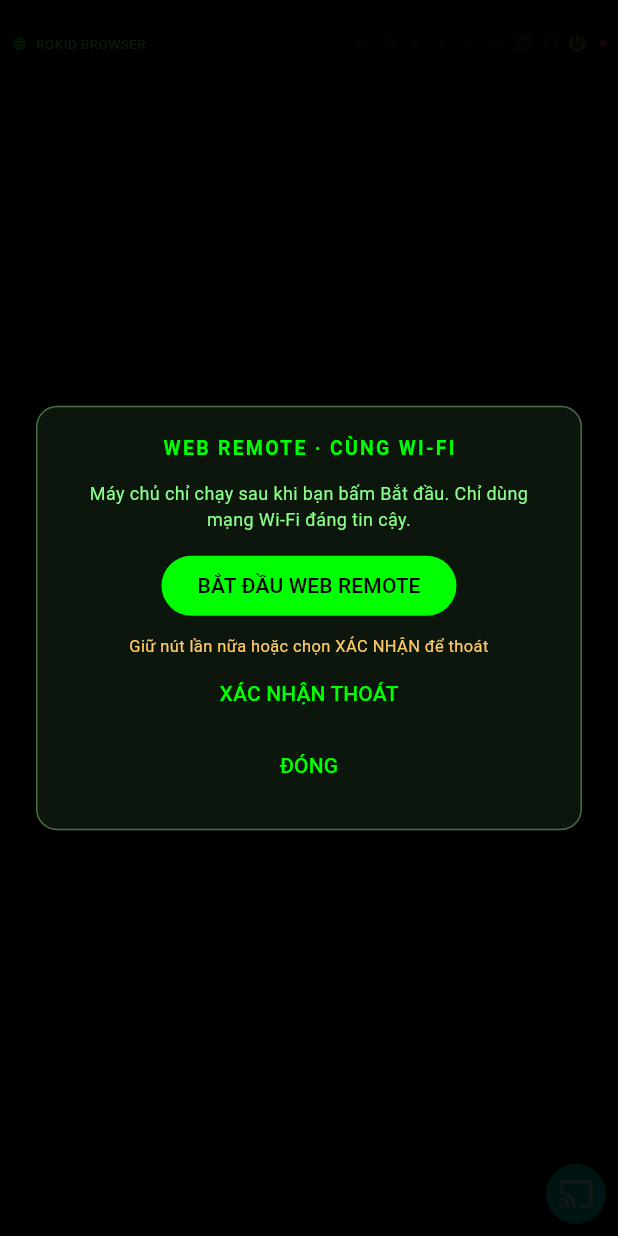
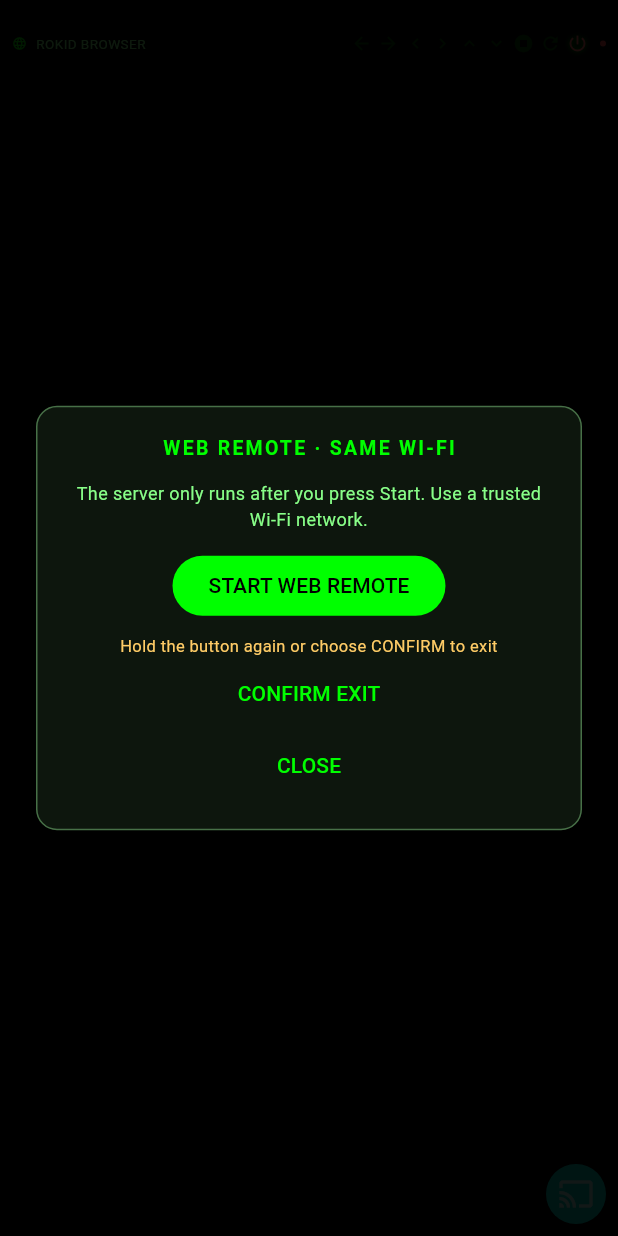
Before and after one commit to xnohat/rokid-glass-browser, a Flutter app: the screen it shows after launch, after a tap on the "power settings new" icon, on a phone screen of 412 x 824 dp. Run offline on Flutter 3.47's test engine with Material 3 defaults, Android fonts, the phone set to English and light mode, and no system bars; our stand-ins replace shared_preferences, webview_flutter; missing offline and left inert: webview_flutter_android; statements that could not run were skipped.

Commit message:
1.10.1: voice input via Gemini (mic key on both keyboards, beeps, status), model picker fetched from Google (default gemini-3.5-transcribe), key/model managed from web remote and stored on glasses; English UI on glasses

```diff
--- a/glasses_app/lib/browser_screen.dart
+++ b/glasses_app/lib/browser_screen.dart
@@ -1373,6 +1373,15 @@ class _BrowserScreenState extends State<BrowserScreen>
         _webRemote.publishAsrKeyState('');
       case 'get_asr_key':
         _webRemote.publishAsrKeyState(await VoiceAsr.loadKey());
+        _webRemote.publishAsrModel(await VoiceAsr.loadModel(), null);
+      case 'set_asr_model':
+        await VoiceAsr.saveModel((cmd['model'] as String?) ?? '');
+        _webRemote.publishAsrModel(await VoiceAsr.loadModel(), null);
+      case 'list_asr_models':
+        final key = await VoiceAsr.loadKey();
+        if (key.isEmpty) throw StateError('No Gemini API key saved');
+        final models = await VoiceAsr.listModels(key);
+        _webRemote.publishAsrModel(await VoiceAsr.loadModel(), models);
       case 'history_list':
         _webRemote.publishHistory(_urlHistory.history);
       case 'history_remove':
@@ -1851,8 +1860,8 @@ class _BrowserScreenState extends State<BrowserScreen>
   }
 
   String _modeLabel() => _swipeScrollsPage
-      ? 'CUỘN TRANG'
-      : (_mouseAxisVertical ? 'CHUỘT ↕ DỌC' : 'CHUỘT ↔ NGANG');
+      ? 'SCROLL PAGE'
+      : (_mouseAxisVertical ? 'MOUSE ↕ VERTICAL' : 'MOUSE ↔ HORIZONTAL');
 
   /// Push-to-talk shared by both keyboards: first press starts recording,
   /// second press stops and transcribes. Returns text on the second press.
@@ -1877,21 +1886,21 @@ class _BrowserScreenState extends State<BrowserScreen>
         await _asr.start();
         _methodChannel.invokeMethod('beep', {'kind': 'start'}).catchError((_) {});
         setState(() => _micActive = true);
-        status('🎤 ĐANG NGHE… nói rồi bấm ⏹ để dừng');
+        status('🎤 LISTENING… speak, then tap ⏹ to stop');
       } catch (e) {
-        status('Không mở được micro', clearAfterMs: 2500);
+        status('Could not open microphone', clearAfterMs: 2500);
       }
       return null;
     }
     setState(() => _micActive = false);
     _methodChannel.invokeMethod('beep', {'kind': 'stop'}).catchError((_) {});
-    status('⏳ Đang nhận dạng (Gemini)…');
+    status('⏳ Recognising (Gemini)…');
     try {
       final t = await _asr.stopAndTranscribe();
-      status(t.isEmpty ? 'Không nghe rõ, thử lại' : null, clearAfterMs: 2500);
+      status(t.isEmpty ? 'Did not catch that, try again' : null, clearAfterMs: 2500);
       return t;
     } catch (e) {
-      status(e is StateError ? e.message : 'Lỗi nhận dạng', clearAfterMs: 4000);
+      status(e is StateError ? e.message : 'Recognition error', clearAfterMs: 4000);
       return null;
     }
   }
@@ -1941,7 +1950,7 @@ class _BrowserScreenState extends State<BrowserScreen>
                 mainAxisSize: MainAxisSize.min,
                 children: [
                   const Text(
-                    'WEB REMOTE · CÙNG WI-FI',
+                    'WEB REMOTE · SAME WI-FI',
                     style: TextStyle(
                       color: _kGreen,
                       fontSize: 13,
@@ -1952,7 +1961,7 @@ class _BrowserScreenState extends State<BrowserScreen>
                   const SizedBox(height: 12),
                   if (!running) ...[
                     const Text(
-                      'Máy chủ chỉ chạy sau khi bạn bấm Bắt đầu. Chỉ dùng mạng Wi-Fi đáng tin cậy.',
+                      'The server only runs after you press Start. Use a trusted Wi-Fi network.',
                       textAlign: TextAlign.center,
                       style: TextStyle(color: _kSoftGreen, fontSize: 12),
                     ),
@@ -1961,11 +1970,11 @@ class _BrowserScreenState extends State<BrowserScreen>
                       key: _panelKeys['start'],
                       autofocus: true,
                       onPressed: _startWebRemote,
-                      child: const Text('BẮT ĐẦU WEB REMOTE'),
+                      child: const Text('START WEB REMOTE'),
                     ),
                   ] else ...[
                     Text(
-                      paired ? 'ĐÃ GHÉP ĐÔI' : 'CHỜ GHÉP ĐÔI',
+                      paired ? 'CONNECTED' : 'WAITING FOR PHONE',
                       style: TextStyle(
                         color: paired ? _kGreen : const Color(0xFFFFCC66),
                         fontWeight: FontWeight.bold,
@@ -1973,7 +1982,7 @@ class _BrowserScreenState extends State<BrowserScreen>
                     ),
                     const SizedBox(height: 10),
                     const Text(
-                      'Mở địa chỉ này trên điện thoại:',
+                      'Open this address on your phone:',
                       style: TextStyle(color: Colors.white70, fontSize: 12),
                     ),
                     SelectableText(
@@ -1985,7 +1994,7 @@ class _BrowserScreenState extends State<BrowserScreen>
                       const Padding(
                         padding: EdgeInsets.only(top: 10),
                         child: Text(
-                          'Mở địa chỉ trên điện thoại cùng Wi-Fi là kết nối ngay. Cổng cố định 8765 — lưu bookmark được.',
+                          'Open the address on a phone on the same Wi-Fi to connect. Fixed port 8765 — bookmark it.',
                           textAlign: TextAlign.center,
                           style: TextStyle(color: Colors.white60, fontSize: 11),
                         ),
@@ -1999,12 +2008,12 @@ class _BrowserScreenState extends State<BrowserScreen>
                           OutlinedButton(
                             key: _panelKeys['revoke'],
                             onPressed: _revokeWebRemote,
-                            child: const Text('THU HỒI'),
+                            child: const Text('REVOKE'),
                           ),
                         FilledButton.tonal(
                           key: _panelKeys['stop'],
                           onPressed: _stopWebRemote,
-                          child: const Text('DỪNG'),
+                          child: const Text('STOP'),
                         ),
                       ],
                     ),
@@ -2023,7 +2032,7 @@ class _BrowserScreenState extends State<BrowserScreen>
                   const SizedBox(height: 8),
                   if (_confirmExit)
                     const Text(
-                      'Giữ nút lần nữa hoặc chọn XÁC NHẬN để thoát',
+                      'Hold the button again or choose CONFIRM to exit',
                       textAlign: TextAlign.center,
                       style: TextStyle(color: Color(0xFFFFCC66), fontSize: 11),
                     ),
@@ -2036,7 +2045,7 @@ class _BrowserScreenState extends State<BrowserScreen>
                         _armExitConfirm();
                       }
                     },
-                    child: Text(_confirmExit ? 'XÁC NHẬN THOÁT' : 'THOÁT TRÌNH DUYỆT'),
+                    child: Text(_confirmExit ? 'CONFIRM EXIT' : 'EXIT BROWSER'),
                   ),
                   TextButton(
                     key: _panelKeys['close'],
@@ -2044,7 +2053,7 @@ class _BrowserScreenState extends State<BrowserScreen>
                       _showWebRemotePanel = false;
                       _confirmExit = false;
                     }),
-                    child: const Text('ĐÓNG'),
+                    child: const Text('CLOSE'),
                   ),
                 ],
               ),
--- a/glasses_app/lib/url_keyboard.dart
+++ b/glasses_app/lib/url_keyboard.dart
@@ -158,12 +158,12 @@ class UrlKeyboardState extends State<UrlKeyboard> {
   ];
 
   static const _textRows = <List<_K>>[
-    [_K('✕ Xóa ô', action: 'clearfield', w: 2.2), _K('🎤', action: 'mic', w: 1.3), _K('␣', insert: ' ', w: 1.8), _K('⌫', action: 'backspace', w: 1.5), _K('ENTER', action: 'enter', w: 1.9)],
+    [_K('✕ Clear', action: 'clearfield', w: 2.2), _K('🎤', action: 'mic', w: 1.3), _K('␣', insert: ' ', w: 1.8), _K('⌫', action: 'backspace', w: 1.5), _K('ENTER', action: 'enter', w: 1.9)],
     [_K('1', insert: '1'), _K('2', insert: '2'), _K('3', insert: '3'), _K('4', insert: '4'), _K('5', insert: '5'), _K('6', insert: '6'), _K('7', insert: '7'), _K('8', insert: '8'), _K('9', insert: '9'), _K('0', insert: '0')],
     [_K('q', insert: 'q'), _K('w', insert: 'w'), _K('e', insert: 'e'), _K('r', insert: 'r'), _K('t', insert: 't'), _K('y', insert: 'y'), _K('u', insert: 'u'), _K('i', insert: 'i'), _K('o', insert: 'o'), _K('p', insert: 'p')],
     [_K('a', insert: 'a'), _K('s', insert: 's'), _K('d', insert: 'd'), _K('f', insert: 'f'), _K('g', insert: 'g'), _K('h', insert: 'h'), _K('j', insert: 'j'), _K('k', insert: 'k'), _K('l', insert: 'l'), _K('⇧', action: 'shift')],
     [_K('z', insert: 'z'), _K('x', insert: 'x'), _K('c', insert: 'c'), _K('v', insert: 'v'), _K('b', insert: 'b'), _K('n', insert: 'n'), _K('m', insert: 'm'), _K(',', insert: ','), _K('.', insert: '.'), _K('?', insert: '?')],
-    [_K('@', insert: '@'), _K('#', insert: '#'), _K('!', insert: '!'), _K('-', insert: '-'), _K('_', insert: '_'), _K(':', insert: ':'), _K('/', insert: '/'), _K("'", insert: "'"), _K('"', insert: '"'), _K('ĐÓNG', action: 'close', w: 1.4)],
+    [_K('@', insert: '@'), _K('#', insert: '#'), _K('!', insert: '!'), _K('-', insert: '-'), _K('_', insert: '_'), _K(':', insert: ':'), _K('/', insert: '/'), _K("'", insert: "'"), _K('"', insert: '"'), _K('CLOSE', action: 'close', w: 1.4)],
   ];
   bool shift = false;
   List<List<_K>> get rows => widget.mode == 'text' ? _textRows : _rows;
@@ -353,7 +353,7 @@ class UrlKeyboardState extends State<UrlKeyboard> {
               Padding(
                 padding: const EdgeInsets.symmetric(horizontal: 4),
                 child: Row(children: [
-                  Expanded(child: Text(widget.micStatus ?? (text.isEmpty ? 'Đang gõ vào ô trên trang…' : '$text▏'), maxLines: 1, overflow: TextOverflow.ellipsis, style: TextStyle(color: widget.micStatus != null ? const Color(0xFFFF7777) : text.isEmpty ? const Color(0xFF4A7A4A) : Colors.white, fontSize: 12, fontWeight: widget.micStatus != null ? FontWeight.bold : FontWeight.normal))),
+                  Expanded(child: Text(widget.micStatus ?? (text.isEmpty ? 'Typing into the page field…' : '$text▏'), maxLines: 1, overflow: TextOverflow.ellipsis, style: TextStyle(color: widget.micStatus != null ? const Color(0xFFFF7777) : text.isEmpty ? const Color(0xFF4A7A4A) : Colors.white, fontSize: 12, fontWeight: widget.micStatus != null ? FontWeight.bold : FontWeight.normal))),
                   if (shift) const Text('SHIFT', style: TextStyle(color: _green, fontSize: 10, fontWeight: FontWeight.bold)),
                 ]),
               ),
@@ -384,7 +384,7 @@ class UrlKeyboardState extends State<UrlKeyboard> {
                         borderRadius: BorderRadius.circular(6),
                       ),
                       child: Text(
-                        widget.micStatus ?? (text.isEmpty ? 'Nhập địa chỉ hoặc tìm kiếm' : '$text▏'),
+                        widget.micStatus ?? (text.isEmpty ? 'Enter address or search' : '$text▏'),
                         maxLines: 1,
                         overflow: TextOverflow.ellipsis,
                         style: TextStyle(color: widget.micStatus != null ? const Color(0xFFFF7777) : text.isEmpty ? const Color(0xFF4A7A4A) : Colors.white, fontSize: 13),
@@ -401,7 +401,7 @@ class UrlKeyboardState extends State<UrlKeyboard> {
                       height: 30,
                       alignment: Alignment.center,
                       decoration: BoxDecoration(border: Border.all(color: const Color(0xFFFF6666)), borderRadius: BorderRadius.circular(6)),
-                      child: const Text('ĐÓNG', style: TextStyle(color: Color(0xFFFF6666), fontSize: 9, fontWeight: FontWeight.bold)),
+                      child: const Text('CLOSE', style: TextStyle(color: Color(0xFFFF6666), fontSize: 9, fontWeight: FontWeight.bold)),
                     ),
                   ),
                 ],
--- a/glasses_app/pubspec.yaml
+++ b/glasses_app/pubspec.yaml
@@ -16,7 +16,7 @@ publish_to: 'none' # Remove this line if you wish to publish to pub.dev
 # https://developer.apple.com/library/archive/documentation/General/Reference/InfoPlistKeyReference/Articles/CoreFoundationKeys.html
 # In Windows, build-name is used as the major, minor, and patch parts
 # of the product and file versions while build-number is used as the build suffix.
-version: 1.10.0+62
+version: 1.10.1+65
 
 environment:
   sdk: ^3.11.5
```
Also changed, not shown: glasses_app/lib/voice_asr.dart (+56 -7 lines), glasses_app/lib/web_remote_server.dart (+8 -0 lines), 5 other files.
